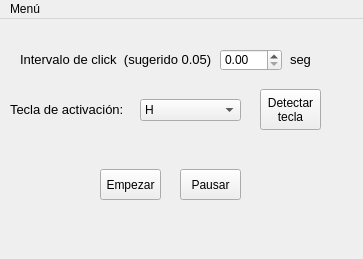
Old version of the form src/view/mainWindow.ui in the repository JosueDanielGarciaBetancourt/Autoclicker.
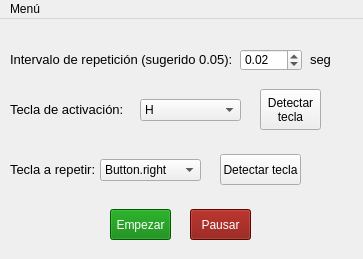
New version of the form. Icons and pictures are not drawn.

Patch:
```diff
--- a/src/view/mainWindow.ui
+++ b/src/view/mainWindow.ui
@@ -49,7 +49,7 @@
      <rect>
       <x>10</x>
       <y>10</y>
-      <width>331</width>
+      <width>341</width>
       <height>211</height>
      </rect>
     </property>
@@ -169,7 +169,7 @@
         <x>0</x>
         <y>10</y>
         <width>351</width>
-        <height>91</height>
+        <height>161</height>
        </rect>
       </property>
       <property name="styleSheet">
@@ -181,9 +181,9 @@
       <widget class="QLabel" name="label_2">
        <property name="geometry">
         <rect>
-         <x>10</x>
+         <x>0</x>
          <y>10</y>
-         <width>191</width>
+         <width>231</width>
          <height>21</height>
         </rect>
        </property>
@@ -193,13 +193,13 @@
         </font>
        </property>
        <property name="text">
-        <string>Intervalo de click  (sugerido 0.05):</string>
+        <string>Intervalo de repetición (sugerido 0.05):</string>
        </property>
       </widget>
       <widget class="QDoubleSpinBox" name="doubleSpinBoxInterval">
        <property name="geometry">
         <rect>
-         <x>210</x>
+         <x>230</x>
          <y>10</y>
          <width>62</width>
          <height>22</height>
@@ -214,6 +214,9 @@
        <property name="showGroupSeparator" stdset="0">
         <bool>false</bool>
        </property>
+       <property name="decimals">
+        <number>2</number>
+       </property>
        <property name="maximum">
         <double>10.000000000000000</double>
        </property>
@@ -223,11 +226,14 @@
        <property name="stepType">
         <enum>QAbstractSpinBox::AdaptiveDecimalStepType</enum>
        </property>
+       <property name="value">
+        <double>0.020000000000000</double>
+       </property>
       </widget>
       <widget class="QLabel" name="label_3">
        <property name="geometry">
         <rect>
-         <x>280</x>
+         <x>300</x>
          <y>10</y>
          <width>31</width>
          <height>21</height>
@@ -297,14 +303,73 @@
 tecla</string>
        </property>
       </widget>
+      <widget class="QLabel" name="label_8">
+       <property name="geometry">
+        <rect>
+         <x>0</x>
+         <y>120</y>
+         <width>91</width>
+         <height>20</height>
+        </rect>
+       </property>
+       <property name="font">
+        <font>
+         <pointsize>10</pointsize>
+        </font>
+       </property>
+       <property name="text">
+        <string>Tecla a repetir:</string>
+       </property>
+      </widget>
+      <widget class="QComboBox" name="comboBoxRepeatKey">
+       <property name="geometry">
+        <rect>
+         <x>90</x>
+         <y>120</y>
+         <width>101</width>
+         <height>22</height>
+        </rect>
+       </property>
+       <property name="currentIndex">
+        <number>0</number>
+       </property>
+       <item>
+        <property name="text">
+         <string>Button.right</string>
+        </property>
+       </item>
+       <item>
+        <property name="text">
+         <string>Button.left</string>
+        </property>
+       </item>
+       <item>
+        <property name="text">
+         <string>KEY.SHIFT</string>
+        </property>
+       </item>
+      </widget>
+      <widget class="QPushButton" name="pushButtonDetectarTecla_2">
+       <property name="geometry">
+        <rect>
+         <x>210</x>
+         <y>115</y>
+         <width>81</width>
+         <height>31</height>
+        </rect>
+       </property>
+       <property name="text">
+        <string>Detectar tecla</string>
+       </property>
+      </widget>
      </widget>
      <widget class="QGroupBox" name="groupBox2">
       <property name="geometry">
        <rect>
-        <x>80</x>
-        <y>110</y>
+        <x>90</x>
+        <y>150</y>
         <width>161</width>
-        <height>91</height>
+        <height>71</height>
        </rect>
       </property>
       <property name="styleSheet">
@@ -322,6 +387,10 @@
          <height>31</height>
         </rect>
        </property>
+       <property name="styleSheet">
+        <string notr="true">color: white;
+background-color: green;</string>
+       </property>
        <property name="text">
         <string>Empezar</string>
        </property>
@@ -463,6 +532,10 @@
          <height>31</height>
         </rect>
        </property>
+       <property name="styleSheet">
+        <string notr="true">color: white;
+background-color: rgb(131, 8, 0);</string>
+       </property>
        <property name="text">
         <string>Pausar</string>
        </property>
```
Left out of the diff: 2 changed lines with no effect on the pictures.
